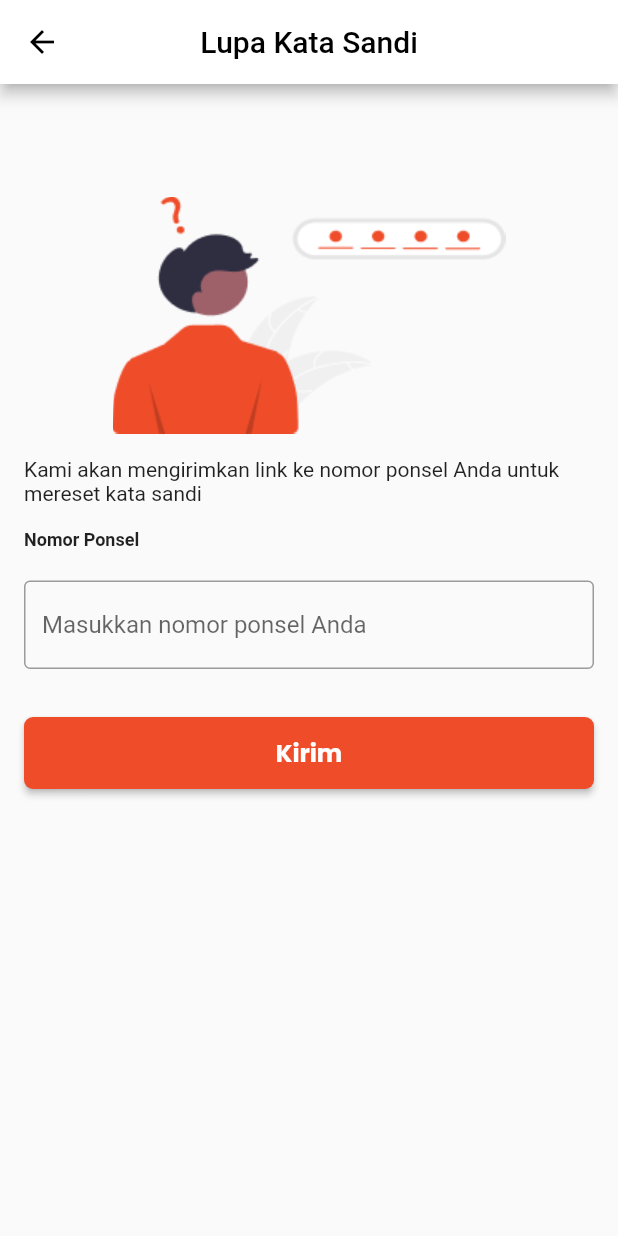
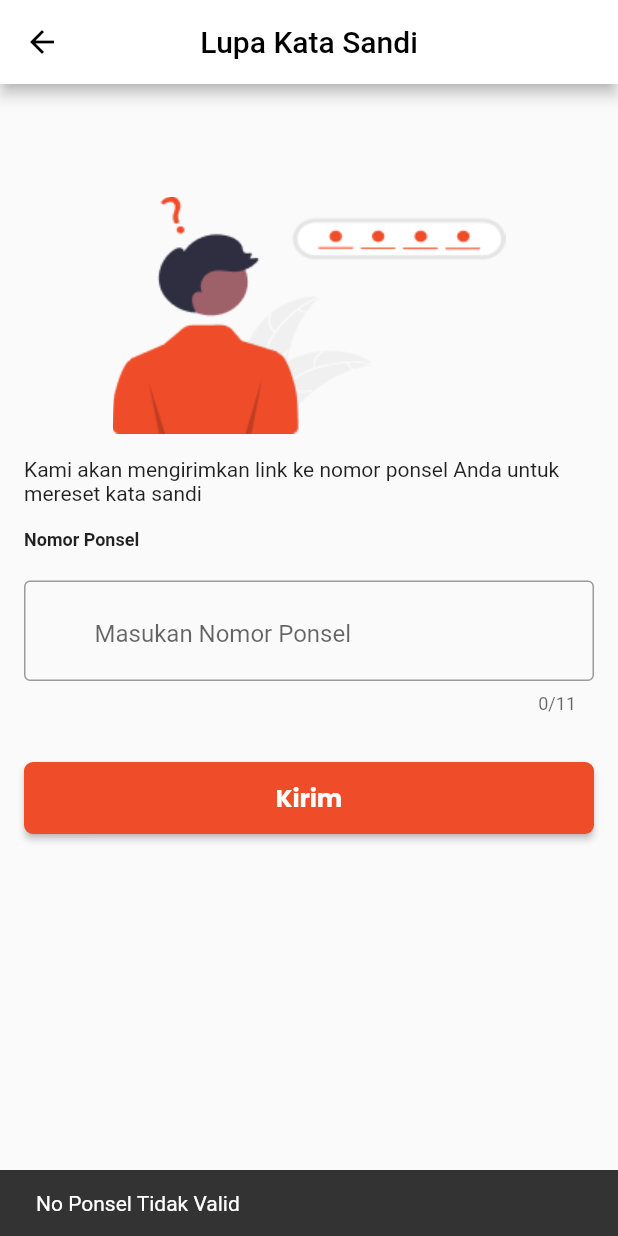
Before and after one commit to dandyrahmatzain21/otp_verification, a Flutter app: the screen it shows after launch, after a tap on "Kirim", on a phone screen of 412 x 824 dp. Run offline on Flutter 3.47's test engine with Material 2 defaults, Android fonts, the phone set to English and light mode, and no system bars; our stand-ins replace google_fonts; missing offline and left inert: twilio_phone_verify.

Commit message:
Add Validator & Snackbar

```diff
--- a/lib/main.dart
+++ b/lib/main.dart
@@ -40,10 +40,10 @@ class _MyHomePageState extends State<MyHomePage> {
   void initState() {
     super.initState();
     //replace here
-    twilioPhoneVerify = TwilioPhoneVerify(
-        accountSid: 'XXXXXXXXXXXXXXXXXXXXXXXXXXXXXXXXXX',
-        serviceSid: 'XXXXXXXXXXXXXXXXXXXXXXXXXXXXXXXXXX',
-        authToken: 'XXXXXXXXXXXXXXXXXXXXXXXXXXXXXXXXXX');
+        twilioPhoneVerify = TwilioPhoneVerify(
+        accountSid: 'XXXXXXXXXXXXXXXXXXXXXXXXXXXXXXXXX',
+        serviceSid: 'XXXXXXXXXXXXXXXXXXXXXXXXXXXXXXXXX',
+        authToken: 'XXXXXXXXXXXXXXXXXXXXXXXXXXXXXXXXX');
     //until here
   }
 
@@ -81,18 +81,31 @@ class _MyHomePageState extends State<MyHomePage> {
               ),
             ),
             Container(
-              padding: const EdgeInsets.symmetric(horizontal: 16, vertical: 16),
-              child: TextField(
+              margin: const EdgeInsets.all(16.0),
+              child: TextFormField(
+                autovalidateMode: AutovalidateMode.onUserInteraction,
+                validator: (value) {
+                  RegExp regex = new RegExp(r'^([1-9])');
+                    if (value!.isEmpty) {
+                        return "Tidak Boleh Kosong";
+                      } else if (!regex.hasMatch(value!)) {
+                        return "No Ponsel Tidak Valid";
+                      } else if (value!.length < 10) {
+                        return "No Ponsel Tidak Valid";
+                      }
+                  return null;
+                },
+                decoration:InputDecoration(
+                  border: OutlineInputBorder(),
+                  hintText: 'Masukan Nomor Ponsel',
+                  prefix: Padding(
+                    padding: EdgeInsets.all(4),
+                    child: Text('+62'),
+                  ),
+                ),
+                maxLength: 11,
+                keyboardType: TextInputType.number,
                 controller: noHpController,
-                keyboardType: TextInputType.number,
-                // inputFormatters: <TextInputFormatter>[
-                //   FilteringTextInputFormatter.allow(RegExp(r'[0-9]')),
-                //   FilteringTextInputFormatter.digitsOnly
-                // ],
-                decoration: const InputDecoration(
-                  border: OutlineInputBorder(),
-                  hintText: 'Masukkan nomor ponsel Anda',
-                ),
               ),
             ),
             Container(
@@ -127,24 +140,31 @@ class _MyHomePageState extends State<MyHomePage> {
   }
 
   Future<void> verify() async {
+    RegExp regex = new RegExp(r'^([1-9][1-9][1-9][1-9])');
     var noHp = noHpController.text.trim();
-    if (noHp.isNotEmpty && noHp.length >= 11) {
-      print(noHp);
+    if (noHp.isNotEmpty && noHp.length >= 11 && regex.hasMatch(noHp!)) {
+      print('+62'+noHp);
 
       TwilioResponse twilioResponse =
-      await twilioPhoneVerify.sendSmsCode(noHp);
+      await twilioPhoneVerify.sendSmsCode('+62'+noHp);
 
       if (twilioResponse.successful!) {
         print("send code success");
+        ScaffoldMessenger.of(context)
+        .showSnackBar(SnackBar(content: Text("Kode Sudah Dikirim Silahkan Periksa SMS Kamu")));
         Navigator.push(
             context,
-            MaterialPageRoute(builder: (context) => VerificationScreen(noHp: noHp)));
-      } else {
+            MaterialPageRoute(builder: (context) => VerificationScreen(noHp: '+62'+noHp)));
+      }else {
+        ScaffoldMessenger.of(context)
+        .showSnackBar(SnackBar(content: Text("No Ponsel Tidak Valid")));
         print("send code failed : ${twilioResponse.errorMessage}");
       }
 
     } else {
       print("Field tidak valid");
+      ScaffoldMessenger.of(context)
+      .showSnackBar(SnackBar(content: Text("No Ponsel Tidak Valid")));
     }
   }
 }
```
